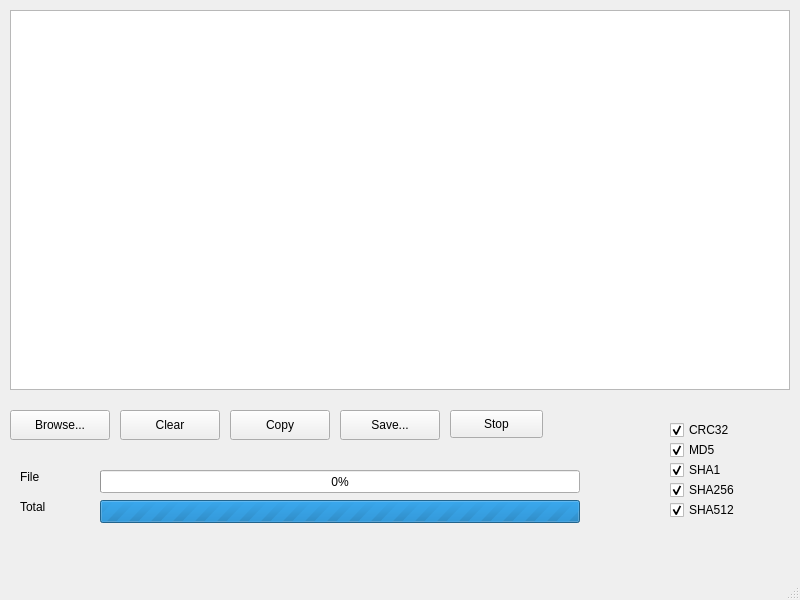
The window that xhash.ui (qux-bbb/XHash) describes before a commit, drawn with Qt 5.
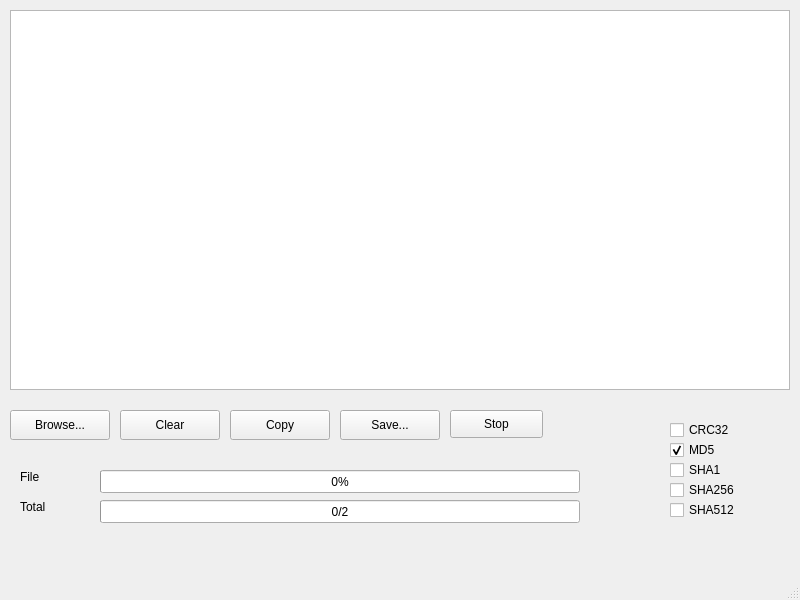
The same window after the commit.

What changed in the file:
```diff
--- a/xhash.ui
+++ b/xhash.ui
@@ -142,7 +142,7 @@
      <number>0</number>
     </property>
     <property name="maximum">
-     <number>0</number>
+     <number>2</number>
     </property>
     <property name="value">
      <number>0</number>
@@ -178,6 +178,9 @@
     </property>
    </widget>
    <widget class="QCheckBox" name="checkBox_crc32">
+    <property name="enabled">
+     <bool>true</bool>
+    </property>
     <property name="geometry">
      <rect>
       <x>670</x>
@@ -190,7 +193,7 @@
      <string>CRC32</string>
     </property>
     <property name="checked">
-     <bool>true</bool>
+     <bool>false</bool>
     </property>
    </widget>
    <widget class="QCheckBox" name="checkBox_md5">
@@ -222,7 +225,7 @@
      <string>SHA1</string>
     </property>
     <property name="checked">
-     <bool>true</bool>
+     <bool>false</bool>
     </property>
    </widget>
    <widget class="QCheckBox" name="checkBox_sha256">
@@ -238,7 +241,7 @@
      <string>SHA256</string>
     </property>
     <property name="checked">
-     <bool>true</bool>
+     <bool>false</bool>
     </property>
    </widget>
    <widget class="QCheckBox" name="checkBox_512">
@@ -254,7 +257,7 @@
      <string>SHA512</string>
     </property>
     <property name="checked">
-     <bool>true</bool>
+     <bool>false</bool>
     </property>
    </widget>
   </widget>
```
